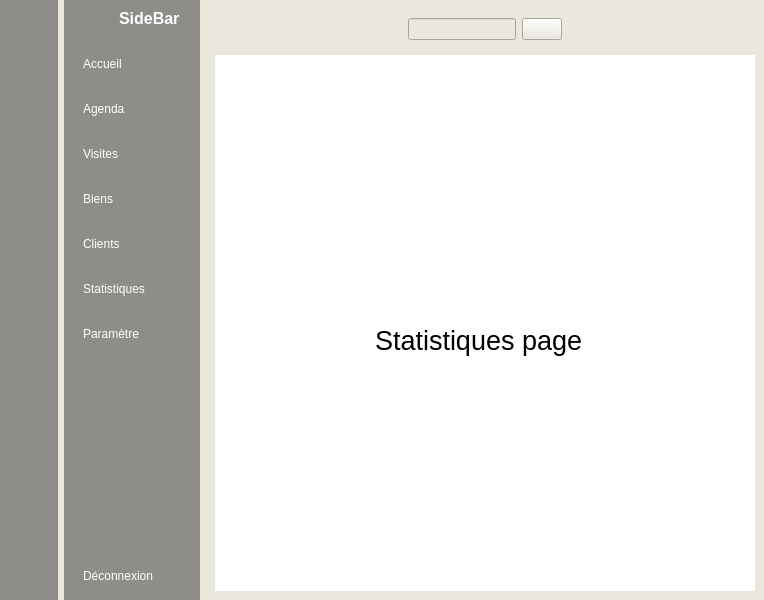
Old version of the form GUI/agenda_responsable.ui in the repository logidemann/Grimmo.
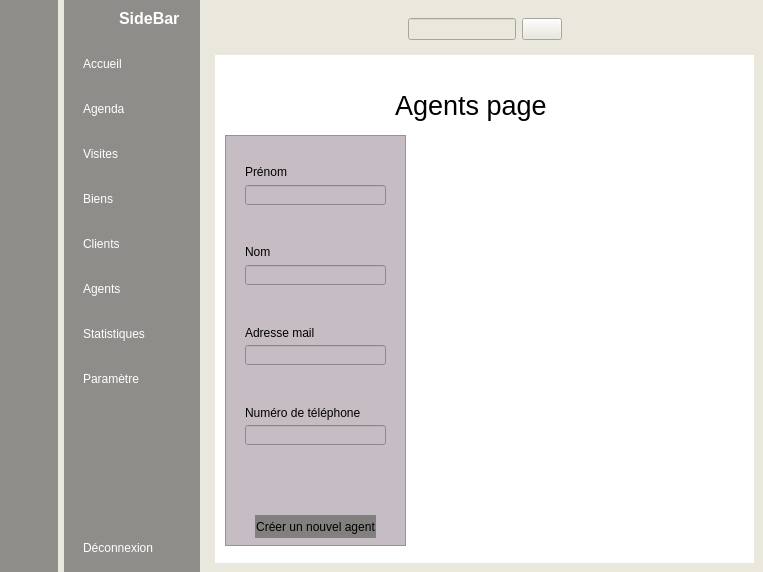
New version of the form. Icons and pictures are not drawn.

Patch:
```diff
--- a/GUI/agenda_responsable.ui
+++ b/GUI/agenda_responsable.ui
@@ -6,8 +6,8 @@
    <rect>
     <x>0</x>
     <y>0</y>
-    <width>764</width>
-    <height>600</height>
+    <width>763</width>
+    <height>572</height>
    </rect>
   </property>
   <property name="windowTitle">
@@ -412,6 +412,24 @@
            </property>
           </widget>
          </item>
+         <item>
+          <widget class="QPushButton" name="agents_2">
+           <property name="text">
+            <string>Agents</string>
+           </property>
+           <property name="icon">
+            <iconset resource="resources.qrc">
+             <normaloff>:/images/logo_agents.png</normaloff>
+             <normalon>:/images/logo_agents_gris.png</normalon>:/images/logo_agents.png</iconset>
+           </property>
+           <property name="checkable">
+            <bool>true</bool>
+           </property>
+           <property name="autoExclusive">
+            <bool>true</bool>
+           </property>
+          </widget>
+         </item>
          <item>
           <widget class="QPushButton" name="statistiques_2">
            <property name="text">
@@ -578,6 +596,23 @@
        </item>
        <item>
         <widget class="QStackedWidget" name="stackedWidget">
+         <property name="minimumSize">
+          <size>
+           <width>530</width>
+           <height>500</height>
+          </size>
+         </property>
+         <property name="maximumSize">
+          <size>
+           <width>1000</width>
+           <height>1000</height>
+          </size>
+         </property>
+         <property name="font">
+          <font>
+           <pointsize>9</pointsize>
+          </font>
+         </property>
          <property name="styleSheet">
           <string notr="true">background-color: rgb(255, 255, 255);</string>
          </property>
@@ -684,6 +719,174 @@
            </property>
           </widget>
          </widget>
+         <widget class="QWidget" name="agents_page">
+          <widget class="QLabel" name="label_9">
+           <property name="geometry">
+            <rect>
+             <x>180</x>
+             <y>30</y>
+             <width>161</width>
+             <height>41</height>
+            </rect>
+           </property>
+           <property name="font">
+            <font>
+             <pointsize>20</pointsize>
+            </font>
+           </property>
+           <property name="text">
+            <string>Agents page</string>
+           </property>
+          </widget>
+          <widget class="QFrame" name="frame">
+           <property name="geometry">
+            <rect>
+             <x>10</x>
+             <y>80</y>
+             <width>181</width>
+             <height>411</height>
+            </rect>
+           </property>
+           <property name="styleSheet">
+            <string notr="true">background-color: rgb(197, 189, 195);</string>
+           </property>
+           <property name="frameShape">
+            <enum>QFrame::StyledPanel</enum>
+           </property>
+           <property name="frameShadow">
+            <enum>QFrame::Raised</enum>
+           </property>
+           <widget class="QLineEdit" name="lineEdit_2">
+            <property name="geometry">
+             <rect>
+              <x>20</x>
+              <y>50</y>
+              <width>141</width>
+              <height>20</height>
+             </rect>
+            </property>
+           </widget>
+           <widget class="QLabel" name="label_12">
+            <property name="geometry">
+             <rect>
+              <x>20</x>
+              <y>30</y>
+              <width>47</width>
+              <height>13</height>
+             </rect>
+            </property>
+            <property name="font">
+             <font>
+              <pointsize>9</pointsize>
+             </font>
+            </property>
+            <property name="text">
+             <string>Prénom</string>
+            </property>
+           </widget>
+           <widget class="QLabel" name="label_13">
+            <property name="geometry">
+             <rect>
+              <x>20</x>
+              <y>110</y>
+              <width>47</width>
+              <height>13</height>
+             </rect>
+            </property>
+            <property name="font">
+             <font>
+              <pointsize>9</pointsize>
+             </font>
+            </property>
+            <property name="text">
+             <string>Nom</string>
+            </property>
+           </widget>
+           <widget class="QLineEdit" name="lineEdit_3">
+            <property name="geometry">
+             <rect>
+              <x>20</x>
+              <y>130</y>
+              <width>141</width>
+              <height>20</height>
+             </rect>
+            </property>
+           </widget>
+           <widget class="QLineEdit" name="lineEdit_4">
+            <property name="geometry">
+             <rect>
+              <x>20</x>
+              <y>210</y>
+              <width>141</width>
+              <height>20</height>
+             </rect>
+            </property>
+           </widget>
+           <widget class="QLineEdit" name="lineEdit_5">
+            <property name="geometry">
+             <rect>
+              <x>20</x>
+              <y>290</y>
+              <width>141</width>
+              <height>20</height>
+             </rect>
+            </property>
+           </widget>
+           <widget class="QPushButton" name="pushButton">
+            <property name="geometry">
+             <rect>
+              <x>30</x>
+              <y>380</y>
+              <width>121</width>
+              <height>23</height>
+             </rect>
+            </property>
+            <property name="styleSheet">
+             <string notr="true">background-color: rgb(130, 128, 127);
+border-radius:20%;</string>
+            </property>
+            <property name="text">
+             <string>Créer un nouvel agent</string>
+            </property>
+           </widget>
+           <widget class="QLabel" name="label_14">
+            <property name="geometry">
+             <rect>
+              <x>20</x>
+              <y>190</y>
+              <width>81</width>
+              <height>16</height>
+             </rect>
+            </property>
+            <property name="font">
+             <font>
+              <pointsize>9</pointsize>
+             </font>
+            </property>
+            <property name="text">
+             <string>Adresse mail</string>
+            </property>
+           </widget>
+           <widget class="QLabel" name="label_15">
+            <property name="geometry">
+             <rect>
+              <x>20</x>
+              <y>270</y>
+              <width>131</width>
+              <height>16</height>
+             </rect>
+            </property>
+            <property name="font">
+             <font>
+              <pointsize>9</pointsize>
+             </font>
+            </property>
+            <property name="text">
+             <string>Numéro de téléphone</string>
+            </property>
+           </widget>
+          </widget>
+         </widget>
          <widget class="QWidget" name="statistique_page">
           <widget class="QLabel" name="label_10">
            <property name="geometry">
@@ -705,7 +908,7 @@
           </widget>
          </widget>
          <widget class="QWidget" name="parametre_page">
-          <widget class="QLabel" name="label_9">
+          <widget class="QLabel" name="label_11">
            <property name="geometry">
             <rect>
              <x>170</x>
```
Left out of the diff: 100 changed lines with no effect on the pictures.
